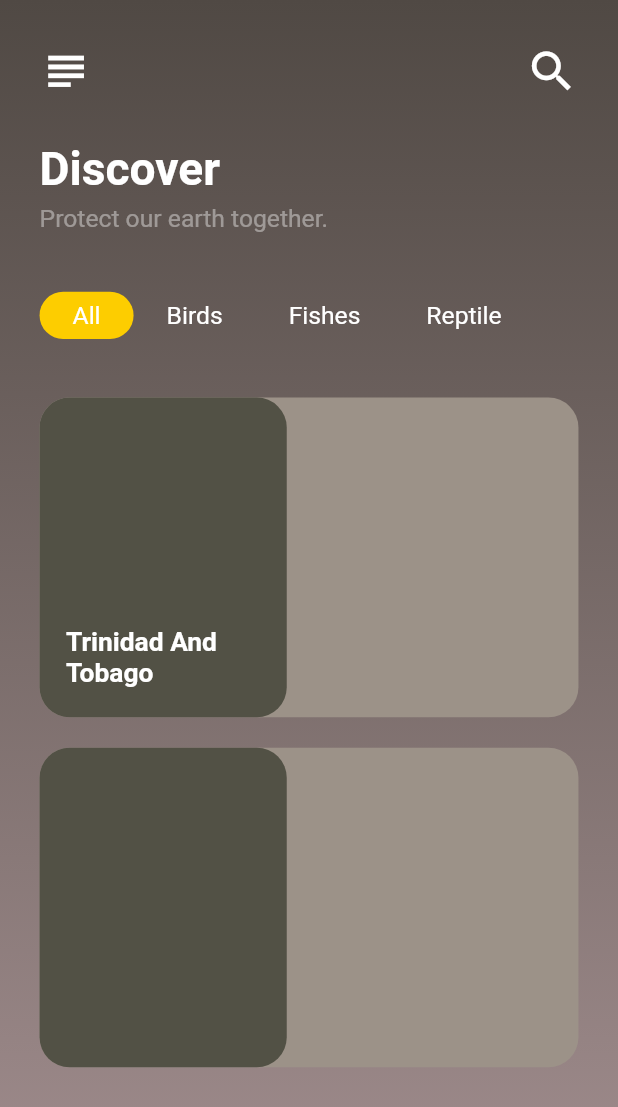
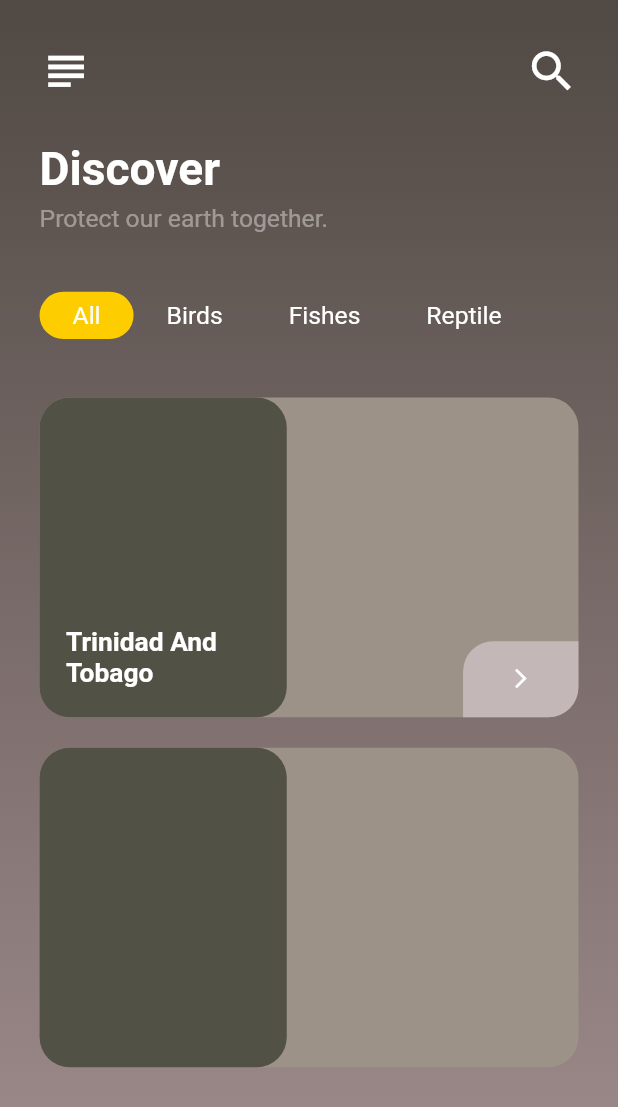
Before and after one commit to Muhibush/animal_conserv_by_sinaamiriyam, a Flutter app: the screen it shows after launch, on a phone screen of 412 x 824 dp. Shown: the top 1107 px of the screen. Run offline on Flutter 3.47's test engine with Material 2 defaults, Android fonts, the phone set to English and light mode, and no system bars; our stand-ins replace flutter_screenutil, simple_animations.

Commit message:
corner button

```diff
--- a/lib/home.dart
+++ b/lib/home.dart
@@ -171,7 +171,27 @@ class _HomeState extends State<Home> {
                               ),
                             ),
                           ),
-                        )
+                        ),
+                        Align(
+                          alignment: Alignment.bottomRight,
+                          child: Container(
+                            height: ScreenUtil.instance.setHeight(50),
+                            width: ScreenUtil.instance.setWidth(70),
+                            decoration: BoxDecoration(
+                                color: Color(0xFFC3B8B7),
+                                borderRadius: BorderRadius.only(
+                                  bottomRight: Radius.circular(20),
+                                  topLeft: Radius.circular(20)
+                                )
+                            ),
+                            alignment: Alignment.center,
+                            child: Icon(
+                              Icons.arrow_forward_ios,
+                              size: ScreenUtil.instance.setWidth(14),
+                              color: Colors.white,
+                            ),
+                          ),
+                        ),
                       ],
                     )
                   ),
```
